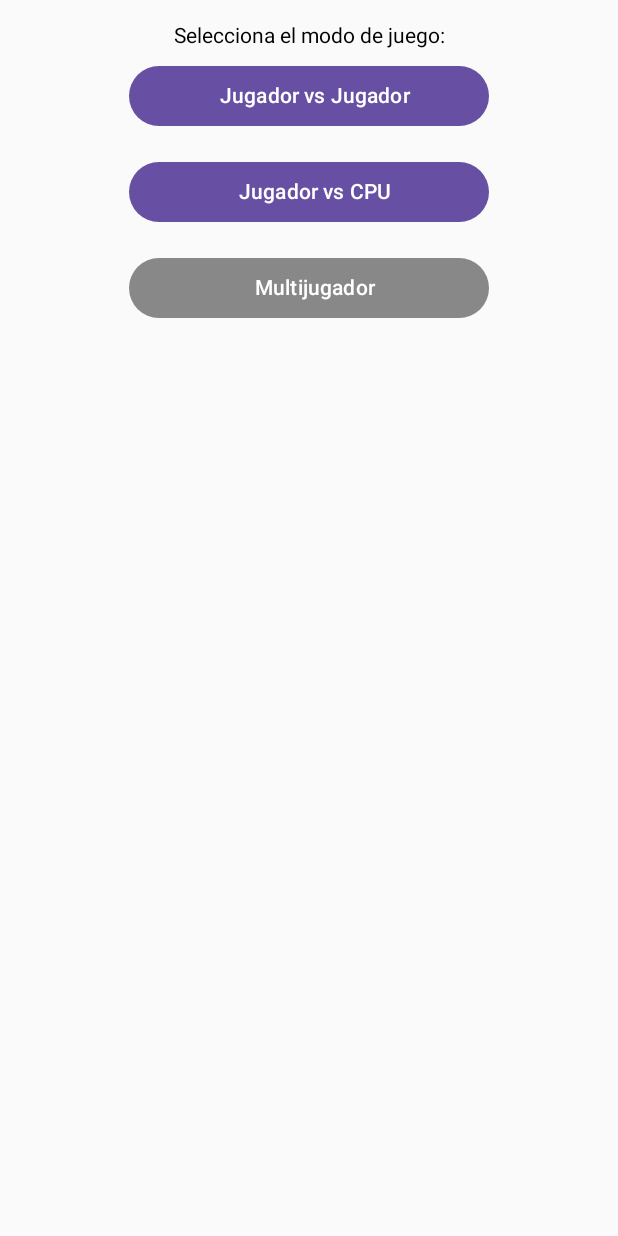
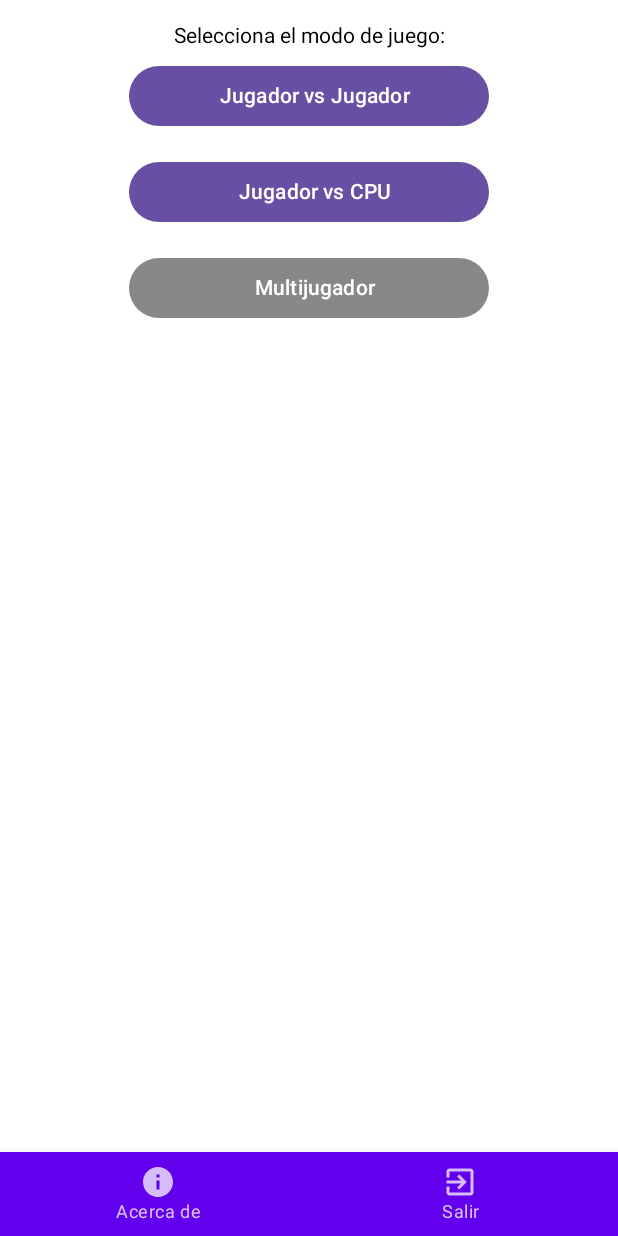
Before and after one commit to MoNKy0112/dadm-2025-2, an Android app built with Jetpack Compose: the screen it shows after launch (MainActivity), on a phone screen of 412 x 824 dp. Run offline under Robolectric (Android 15) with nearby library versions, the phone set to English and light mode, and no system bars.

Commit message:
Menu & Dialogs added

```diff
--- a/TicTacToe/app/build.gradle.kts
+++ b/TicTacToe/app/build.gradle.kts
@@ -59,6 +59,7 @@ dependencies {
     implementation("androidx.compose.ui:ui")
     implementation("androidx.compose.ui:ui-graphics")
     implementation("androidx.compose.ui:ui-tooling-preview")
+    implementation("androidx.compose.material:material")
     implementation("androidx.compose.material3:material3")
     implementation("androidx.lifecycle:lifecycle-viewmodel-compose:2.8.7")
     implementation("androidx.navigation:navigation-compose:2.8.3")
--- a/TicTacToe/app/src/main/AndroidManifest.xml
+++ b/TicTacToe/app/src/main/AndroidManifest.xml
@@ -6,9 +6,8 @@
         android:allowBackup="true"
         android:dataExtractionRules="@xml/data_extraction_rules"
         android:fullBackupContent="@xml/backup_rules"
-        android:icon="@mipmap/ic_launcher"
+        android:icon="@drawable/tic_tac_toe_icon"
         android:label="@string/app_name"
-        android:roundIcon="@mipmap/ic_launcher_round"
         android:supportsRtl="true"
         android:theme="@style/Theme.TicTacToe"
         tools:targetApi="31">
--- a/TicTacToe/app/src/main/java/com/dadm/tictactoe/ui/TicTacToeApp.kt
+++ b/TicTacToe/app/src/main/java/com/dadm/tictactoe/ui/TicTacToeApp.kt
@@ -1,29 +1,36 @@
 package com.dadm.tictactoe.ui
 
+import androidx.compose.foundation.layout.Box
+import androidx.compose.foundation.layout.padding
+import androidx.compose.material.Scaffold
 import androidx.compose.runtime.Composable
+import androidx.compose.ui.Modifier
+import androidx.compose.ui.platform.LocalContext
+import androidx.compose.ui.tooling.preview.Preview
 import androidx.lifecycle.viewmodel.compose.viewModel
-import androidx.navigation.compose.NavHost
-import androidx.navigation.compose.composable
 import androidx.navigation.compose.rememberNavController
 import com.dadm.tictactoe.ViewModel.TicTacToeViewModel
-import com.dadm.tictactoe.ui.screen.DifficultySelectionScreen
-import com.dadm.tictactoe.ui.screen.GameScreen
-import com.dadm.tictactoe.ui.screen.MainMenuScreen
+import com.dadm.tictactoe.ui.components.BottomNavMenu
+import com.dadm.tictactoe.ui.navigation.TicTacToeNavHost
 
 @Composable
 fun TicTacToeApp(viewModel: TicTacToeViewModel = viewModel()){
     val navController = rememberNavController()
+    //TicTacToeNavHost(navController = navController, viewModel = viewModel)
 
-    NavHost(navController = navController, startDestination = "main_menu"){
-        composable("main_menu"){
-            MainMenuScreen(navController = navController, viewModel = viewModel)
+    Scaffold (
+        bottomBar = {
+            BottomNavMenu(navController = navController, viewModel = viewModel, context = LocalContext.current)
         }
-        composable("game"){
-            GameScreen(navController = navController, viewModel = viewModel)
-        }
-        composable("difficulty_selection"){
-            DifficultySelectionScreen(navController = navController, viewModel = viewModel)
+    ){innerPadding ->
+        Box(modifier = Modifier.padding(innerPadding)){
+            TicTacToeNavHost(navController = navController, viewModel = viewModel)
         }
     }
+}
 
+@Composable
+@Preview(showBackground = true)
+fun DefaultPreview() {
+    TicTacToeApp()
 }
--- /dev/null
+++ b/TicTacToe/app/src/main/java/com/dadm/tictactoe/ui/components/BottomNavMenu.kt
@@ -0,0 +1,97 @@
+package com.dadm.tictactoe.ui.components
+
+
+import android.app.Activity
+import android.content.Context
+import androidx.compose.material.BottomAppBar
+import androidx.compose.material.BottomNavigationItem
+import androidx.compose.material.Icon
+import androidx.compose.material.Text
+import androidx.compose.runtime.Composable
+import androidx.compose.runtime.getValue
+import androidx.compose.runtime.mutableStateOf
+import androidx.compose.runtime.remember
+import androidx.compose.runtime.setValue
+import androidx.compose.ui.platform.LocalContext
+import androidx.compose.ui.tooling.preview.Preview
+import androidx.navigation.NavController
+import androidx.navigation.compose.currentBackStackEntryAsState
+import androidx.navigation.compose.rememberNavController
+import com.dadm.tictactoe.ViewModel.GameMode
+import com.dadm.tictactoe.ViewModel.TicTacToeViewModel
+import com.dadm.tictactoe.ui.navigation.BottomMenuScreen
+import com.dadm.tictactoe.ui.navigation.DialogType
+
+@Composable
+fun BottomNavMenu(navController: NavController, viewModel: TicTacToeViewModel, context: Context) {
+    var currentDialog by remember { mutableStateOf<DialogType?>(null) }
+
+    val items = listOf(
+        BottomMenuScreen.MainMenu,
+        BottomMenuScreen.Game,
+        BottomMenuScreen.DifficultySelection,
+        BottomMenuScreen.About,
+        BottomMenuScreen.Exit
+    )
+
+    BottomAppBar{
+        val currentDestination =
+            navController.currentBackStackEntryAsState().value?.destination?.route
+        items.forEach { screen ->
+            if (screen.excludeFromRoutes.contains(currentDestination)) return@forEach
+            if (screen == BottomMenuScreen.DifficultySelection && viewModel.gameMode != GameMode.SINGLE_PLAYER) return@forEach
+            BottomNavigationItem(
+                icon = {
+                    Icon(imageVector = screen.icon, contentDescription = screen.title)
+                },
+                label = { Text(screen.title) },
+                selected = currentDestination == screen.route,
+                onClick = {
+                    if (screen == BottomMenuScreen.Game) {
+                        viewModel.resetGame()
+                    }
+                    if (currentDestination != screen.route) {
+                        if (screen.route != null) {
+                            navController.navigate(screen.route)
+                        } else {
+                            currentDialog = screen.dialogType
+                        }
+                    }
+                }
+            )
+        }
+    }
+
+    when(currentDialog){
+        DialogType.DIFFICULTY -> {
+            DifficultyDialog(
+                onSelectLevel = {
+                    viewModel.updateDifficulty(it)
+                },
+                onDismiss = { currentDialog = null }
+            )
+        }
+        DialogType.ABOUT -> {
+            AboutDialog(
+                onDismiss = { currentDialog = null }
+            )
+        }
+        DialogType.EXIT -> {
+            ExitDialog(
+                onConfirmExit = {
+                    if (context is Activity) context.finish()
+                },
+                onDismiss = { currentDialog = null }
+            )
+        }
+        null-> {}
+    }
+}
+
+@Preview(showBackground = true)
+@Composable
+fun BottomNavMenuPreview(){
+    BottomNavMenu(
+        navController = rememberNavController() , viewModel = TicTacToeViewModel(),
+        context = LocalContext.current)
+}
--- a/TicTacToe/app/src/main/java/com/dadm/tictactoe/ui/components/GameBoard.kt
+++ b/TicTacToe/app/src/main/java/com/dadm/tictactoe/ui/components/GameBoard.kt
@@ -51,9 +51,9 @@ fun GameBoard(viewModel: TicTacToeViewModel) {
             else -> {}
         }
         Spacer(modifier = Modifier.height(16.dp))
-        Button(onClick = { viewModel.resetGame() }) {
+        /*Button(onClick = { viewModel.resetGame() }) {
             Text("Reiniciar")
-        }
+        }*/
     }
 }
 
--- /dev/null
+++ b/TicTacToe/app/src/main/java/com/dadm/tictactoe/ui/navigation/BottomMenuScreen.kt
@@ -0,0 +1,27 @@
+package com.dadm.tictactoe.ui.navigation
+
+import androidx.compose.material.icons.Icons
+import androidx.compose.material.icons.filled.ExitToApp
+import androidx.compose.material.icons.filled.Home
+import androidx.compose.material.icons.filled.Info
+import androidx.compose.material.icons.filled.PlayArrow
+import androidx.compose.material.icons.filled.Settings
+import androidx.compose.ui.graphics.vector.ImageVector
+
+sealed class BottomMenuScreen(
+    val title:String,
+    val icon: ImageVector,
+    val route: String? = null,
+    val dialogType: DialogType? = null,
+    val excludeFromRoutes: List<String> = listOf()
+) {
+    object MainMenu: BottomMenuScreen("Menu", Icons.Default.Home, "main_menu", excludeFromRoutes = listOf("main_menu"))
+    object Game: BottomMenuScreen("Reiniciar", Icons.Default.PlayArrow, excludeFromRoutes = listOf("main_menu","difficulty_selection"))
+    object DifficultySelection: BottomMenuScreen("Dificultad", Icons.Default.Settings, dialogType = DialogType.DIFFICULTY, excludeFromRoutes = listOf("main_menu","difficulty_selection"))
+    object About: BottomMenuScreen("Acerca de", Icons.Default.Info, dialogType = DialogType.ABOUT)
+    object Exit: BottomMenuScreen("Salir", Icons.Default.ExitToApp, dialogType = DialogType.EXIT)
+}
+
+enum class DialogType {
+    DIFFICULTY, EXIT, ABOUT
+}
--- /dev/null
+++ b/TicTacToe/app/src/main/java/com/dadm/tictactoe/ui/navigation/Navigation.kt
@@ -0,0 +1,28 @@
+package com.dadm.tictactoe.ui.navigation
+
+import androidx.compose.runtime.Composable
+import androidx.navigation.NavHostController
+import androidx.navigation.compose.NavHost
+import androidx.navigation.compose.composable
+import com.dadm.tictactoe.ViewModel.TicTacToeViewModel
+import com.dadm.tictactoe.ui.screen.DifficultySelectionScreen
+import com.dadm.tictactoe.ui.screen.GameScreen
+import com.dadm.tictactoe.ui.screen.MainMenuScreen
+
+@Composable
+fun TicTacToeNavHost(
+    navController: NavHostController,
+    viewModel: TicTacToeViewModel
+){
+    NavHost(navController = navController, startDestination = "main_menu"){
+        composable("main_menu"){
+            MainMenuScreen(navController = navController, viewModel = viewModel)
+        }
+        composable("game"){
+            GameScreen(navController = navController, viewModel = viewModel)
+        }
+        composable("difficulty_selection"){
+            DifficultySelectionScreen(navController = navController, viewModel = viewModel)
+        }
+    }
+}
--- a/TicTacToe/app/src/main/java/com/dadm/tictactoe/ui/screen/GameScreen.kt
+++ b/TicTacToe/app/src/main/java/com/dadm/tictactoe/ui/screen/GameScreen.kt
@@ -20,7 +20,7 @@ fun GameScreen(navController: NavController, viewModel: TicTacToeViewModel) {
     Column {
         // button to return to the main menu
         GameBoard(viewModel = viewModel)
-        if (viewModel.gameMode == GameMode.SINGLE_PLAYER){
+        /*if (viewModel.gameMode == GameMode.SINGLE_PLAYER){
             Button(
                 modifier = Modifier
                     .padding(16.dp)
@@ -39,7 +39,7 @@ fun GameScreen(navController: NavController, viewModel: TicTacToeViewModel) {
                 navController.navigate("main_menu")
             }) {
             Text("Regresar al menú principal")
-        }
+        }*/
     }
 }
 
```
Also changed, not shown: TicTacToe/app/src/main/java/com/dadm/tictactoe/ui/components/AboutDialog.kt (added, +33 -0 lines), TicTacToe/app/src/main/java/com/dadm/tictactoe/ui/components/DifficultyDialog.kt (added, +53 -0 lines), TicTacToe/app/src/main/java/com/dadm/tictactoe/ui/components/ExitDialog.kt (added, +43 -0 lines), TicTacToe/app/src/main/res/drawable/tic_tac_toe_icon.xml (added, +21 -0 lines).
